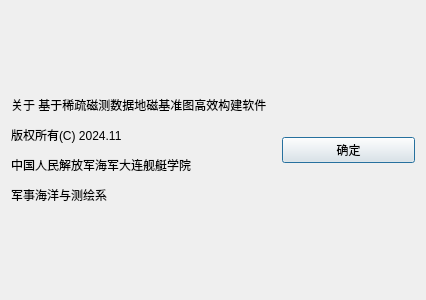
Above: help.ui from WHUWizardWang/whumag before the change. Below: the same form after it.
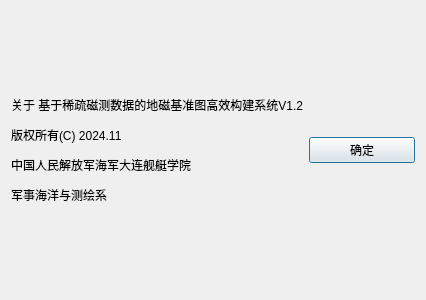
That is the form after the change.

The edit to the form file:
```diff
--- a/help.ui
+++ b/help.ui
@@ -20,7 +20,7 @@
       <string notr="true">;}</string>
      </property>
      <property name="text">
-      <string>&lt;html&gt;&lt;head/&gt;&lt;body&gt;&lt;p&gt;关于 基于稀疏磁测数据地磁基准图高效构建软件&lt;/p&gt;&lt;p&gt;版权所有(C) 2024.11 &lt;/p&gt;&lt;p&gt;中国人民解放军海军大连舰艇学院&lt;/p&gt;&lt;p&gt;军事海洋与测绘系&lt;/p&gt;&lt;/body&gt;&lt;/html&gt;</string>
+      <string>&lt;html&gt;&lt;head/&gt;&lt;body&gt;&lt;p&gt;关于 基于稀疏磁测数据的地磁基准图高效构建系统V1.2&lt;/p&gt;&lt;p&gt;版权所有(C) 2024.11 &lt;/p&gt;&lt;p&gt;中国人民解放军海军大连舰艇学院&lt;/p&gt;&lt;p&gt;军事海洋与测绘系&lt;/p&gt;&lt;/body&gt;&lt;/html&gt;</string>
      </property>
      <property name="margin">
       <number>2</number>
```
